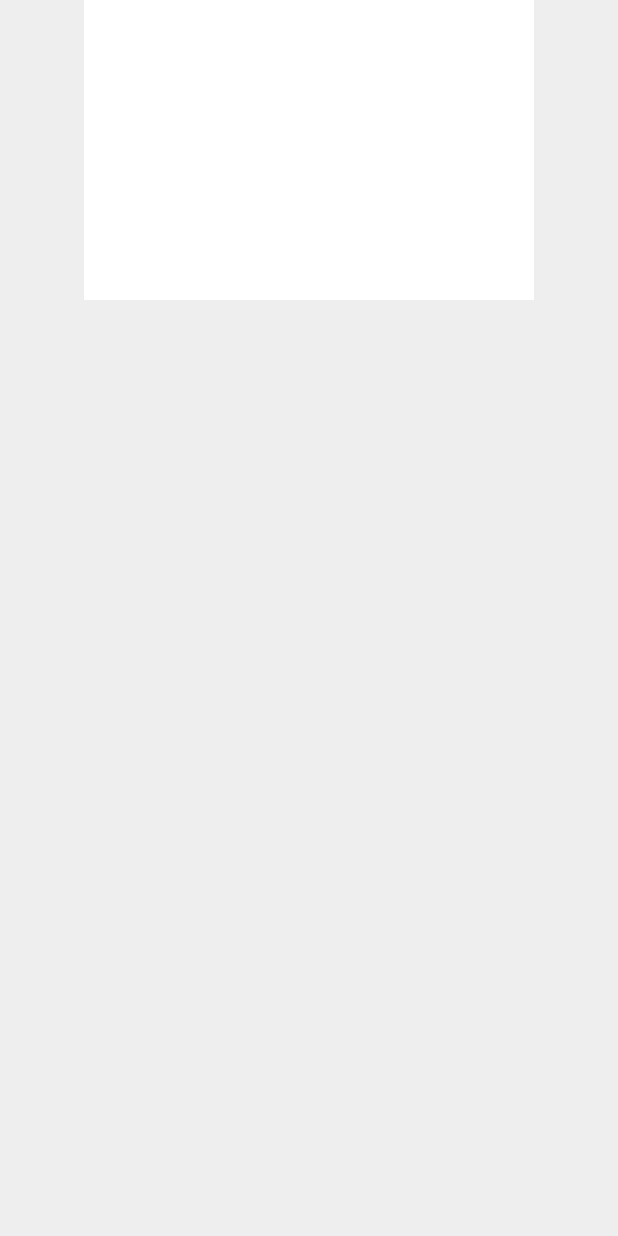
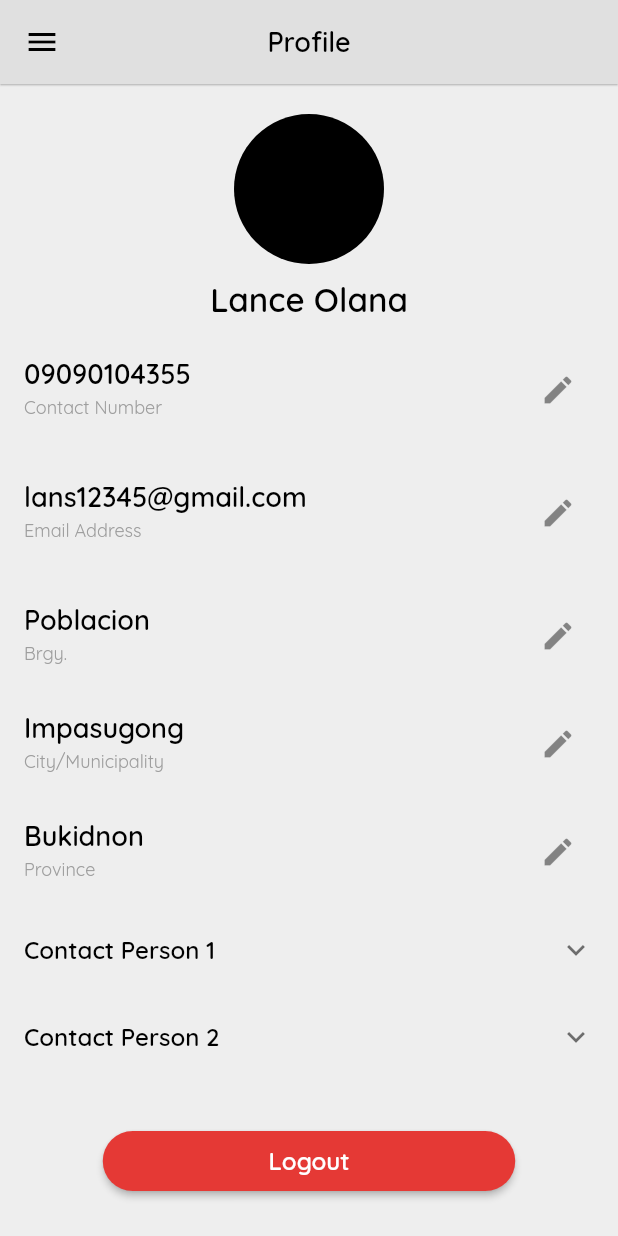
Before and after one commit to CarLKnight6/Metro_User, a Flutter app: the ProfileScreen screen opened directly, on a phone screen of 412 x 824 dp. Run offline on Flutter 3.47's test engine with Material 2 defaults, Android fonts, the phone set to English and light mode, and no system bars; our stand-ins replace get_storage, google_maps_flutter; accounts and stored records are empty.

Commit message:
Add. profile page

```diff
--- a/lib/screens/pages/profile_screen.dart
+++ b/lib/screens/pages/profile_screen.dart
@@ -1,4 +1,10 @@
 import 'package:flutter/material.dart';
+import 'package:taxi_user/widgets/appbar/normal_appbar.dart';
+import 'package:taxi_user/widgets/buttons/button_widget.dart';
+import 'package:taxi_user/widgets/text/text_bold.dart';
+import 'package:taxi_user/widgets/text/text_regular.dart';
+
+import '../../widgets/drawer/drawer_widget.dart';
 
 class ProfileScreen extends StatelessWidget {
   const ProfileScreen({Key? key}) : super(key: key);
@@ -6,20 +12,156 @@ class ProfileScreen extends StatelessWidget {
   @override
   Widget build(BuildContext context) {
     return Scaffold(
+      drawer: const DrawerWidget(),
+      appBar: NormalAppbar('Profile', Colors.grey[300]!),
       backgroundColor: Colors.grey[200],
-      body: Center(
-        child: SafeArea(
-          child: Column(
-            children: [
-              Container(
-                height: 200,
-                width: 300,
-                decoration: const BoxDecoration(
-                  color: Colors.white,
+      body: SingleChildScrollView(
+        child: Column(
+          mainAxisAlignment: MainAxisAlignment.start,
+          children: [
+            const SizedBox(
+              height: 20,
+            ),
+            const CircleAvatar(
+              minRadius: 50,
+              maxRadius: 50,
+              backgroundColor: Colors.black,
+            ),
+            const SizedBox(
+              height: 10,
+            ),
+            TextBold(text: 'Lance Olana', fontSize: 22, color: Colors.black),
+            const SizedBox(
+              height: 10,
+            ),
+            ListTile(
+              trailing: IconButton(
+                onPressed: () {},
+                icon: const Icon(Icons.edit),
+              ),
+              title: TextBold(
+                  text: '09090104355', fontSize: 18, color: Colors.black),
+              subtitle: TextRegular(
+                  text: 'Contact Number', fontSize: 12, color: Colors.grey),
+            ),
+            const SizedBox(
+              height: 10,
+            ),
+            ListTile(
+              trailing: IconButton(
+                onPressed: () {},
+                icon: const Icon(Icons.edit),
+              ),
+              title: TextBold(
+                  text: 'lans12345@gmail.com',
+                  fontSize: 18,
+                  color: Colors.black),
+              subtitle: TextRegular(
+                  text: 'Email Address', fontSize: 12, color: Colors.grey),
+            ),
+            const SizedBox(
+              height: 10,
+            ),
+            ListTile(
+              trailing: IconButton(
+                onPressed: () {},
+                icon: const Icon(Icons.edit),
+              ),
+              title: TextBold(
+                  text: 'Poblacion', fontSize: 18, color: Colors.black),
+              subtitle:
+                  TextRegular(text: 'Brgy.', fontSize: 12, color: Colors.grey),
+            ),
+            ListTile(
+              trailing: IconButton(
+                onPressed: () {},
+                icon: const Icon(Icons.edit),
+              ),
+              title: TextBold(
+                  text: 'Impasugong', fontSize: 18, color: Colors.black),
+              subtitle: TextRegular(
+                  text: 'City/Municipality', fontSize: 12, color: Colors.grey),
+            ),
+            ListTile(
+              trailing: IconButton(
+                onPressed: () {},
+                icon: const Icon(Icons.edit),
+              ),
+              title:
+                  TextBold(text: 'Bukidnon', fontSize: 18, color: Colors.black),
+              subtitle: TextRegular(
+                  text: 'Province', fontSize: 12, color: Colors.grey),
+            ),
+            ExpansionTile(
+              children: [
+                ListTile(
+                  title: TextBold(
+                      text: 'Mariza Olana', fontSize: 14, color: Colors.black),
+                  subtitle: TextRegular(
+                      text: 'Full Name', fontSize: 10, color: Colors.grey),
                 ),
+                ListTile(
+                  title: TextBold(
+                      text: '09090104355', fontSize: 14, color: Colors.black),
+                  subtitle: TextRegular(
+                      text: 'Contact Number', fontSize: 10, color: Colors.grey),
+                ),
+                ListTile(
+                  title: TextBold(
+                      text: 'Impasugong Bukidnon',
+                      fontSize: 14,
+                      color: Colors.black),
+                  subtitle: TextRegular(
+                      text: 'Address', fontSize: 10, color: Colors.grey),
+                ),
+              ],
+              title: TextBold(
+                text: 'Contact Person 1',
+                fontSize: 16,
+                color: Colors.black,
               ),
-            ],
-          ),
+            ),
+            ExpansionTile(
+              children: [
+                ListTile(
+                  title: TextBold(
+                      text: 'Elmer Olana', fontSize: 14, color: Colors.black),
+                  subtitle: TextRegular(
+                      text: 'Full Name', fontSize: 10, color: Colors.grey),
+                ),
+                ListTile(
+                  title: TextBold(
+                      text: '09090104355', fontSize: 14, color: Colors.black),
+                  subtitle: TextRegular(
+                      text: 'Contact Number', fontSize: 10, color: Colors.grey),
+                ),
+                ListTile(
+                  title: TextBold(
+                      text: 'Impasugong Bukidnon',
+                      fontSize: 14,
+                      color: Colors.black),
+                  subtitle: TextRegular(
+                      text: 'Address', fontSize: 10, color: Colors.grey),
+                ),
+              ],
+              title: TextBold(
+                text: 'Contact Person 2',
+                fontSize: 16,
+                color: Colors.black,
+              ),
+            ),
+            const SizedBox(
+              height: 30,
+            ),
+            ButtonWidget(
+              label: 'Logout',
+              color: Colors.red[600]!,
+              onPressed: () {},
+            ),
+            const SizedBox(
+              height: 20,
+            ),
+          ],
         ),
       ),
     );
--- a/lib/widgets/drawer/drawer_widget.dart
+++ b/lib/widgets/drawer/drawer_widget.dart
@@ -1,6 +1,7 @@
 import 'package:flutter/material.dart';
 
 import 'package:get_storage/get_storage.dart';
+import 'package:taxi_user/screens/home_screen.dart';
 import 'package:taxi_user/screens/pages/profile_screen.dart';
 import 'package:taxi_user/widgets/containers/booking_tile.dart';
 import 'package:taxi_user/widgets/containers/normal_tile.dart';
@@ -68,7 +69,10 @@ class _MyDrawerState extends State<DrawerWidget> {
               NormalTile(
                   icon: Icons.home,
                   label: 'Home',
-                  onTap: () {},
+                  onTap: () {
+                    Navigator.of(context).pushReplacement(
+                        MaterialPageRoute(builder: (context) => HomeScreen()));
+                  },
                   tileColor: Colors.transparent),
               NormalTile(
                   icon: Icons.history,
```
Also changed, not shown: assets/images/profile.png (added).
